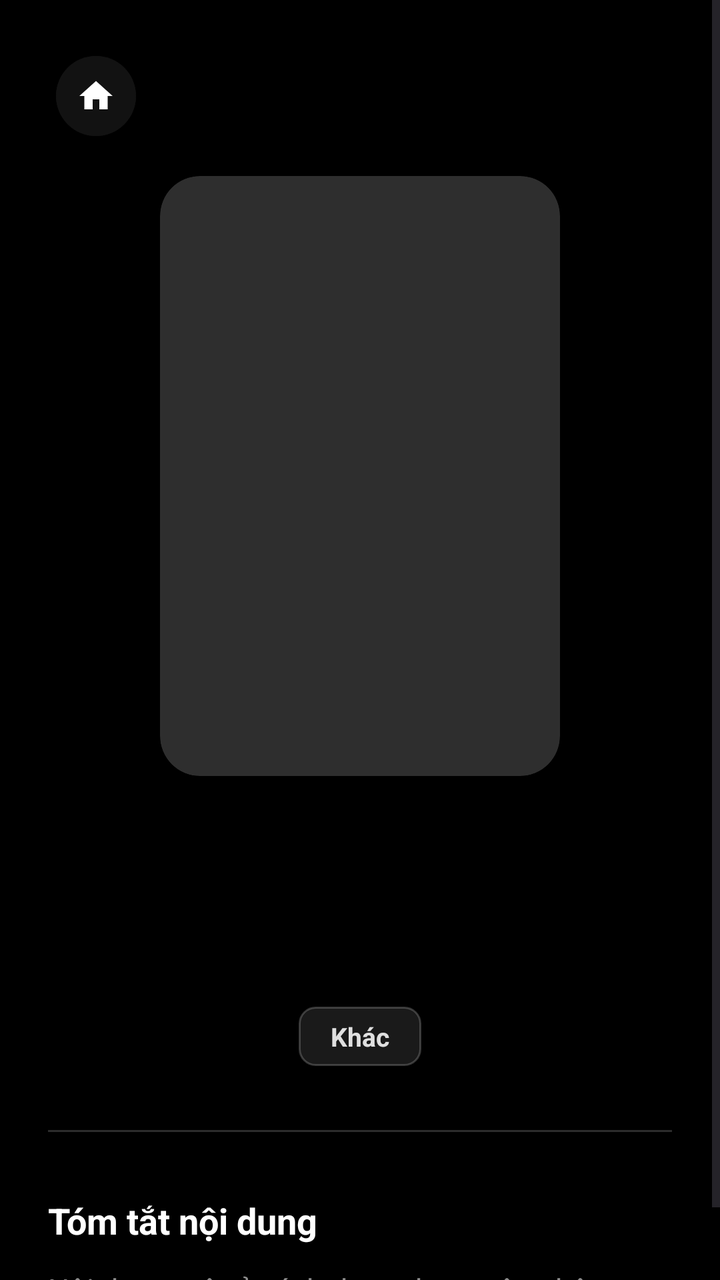
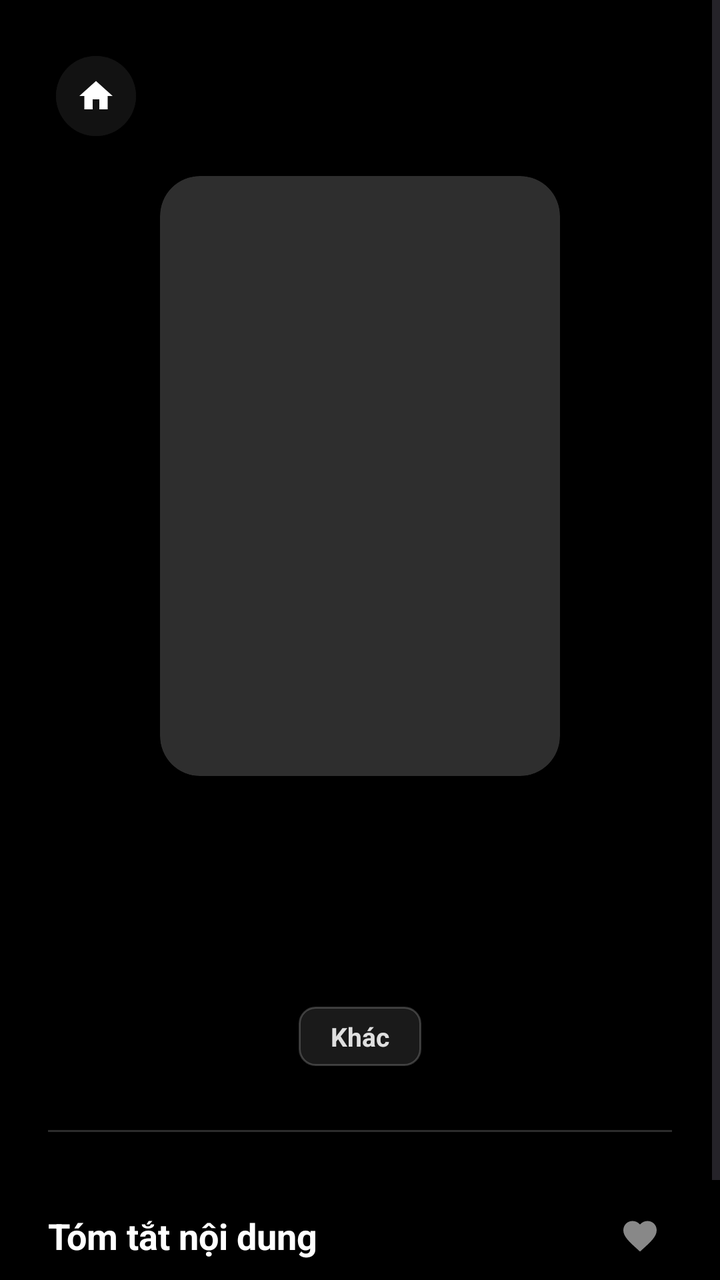

Compare the two renders of this Android layout. The source of the first and the diff that turns it into the second are given below.
<!-- AndroidManifest.xml: application theme Theme.AppReadingBook -->
<!-- res/layout/activity_book_detail.xml -->
<?xml version="1.0" encoding="utf-8"?>
<ScrollView
    xmlns:android="http://schemas.android.com/apk/res/android"
    xmlns:app="http://schemas.android.com/apk/res-auto"
    android:layout_width="match_parent"
    android:layout_height="match_parent"
    android:background="@color/background">

    <LinearLayout
        android:orientation="vertical"
        android:padding="24dp"
        android:layout_width="match_parent"
        android:layout_height="wrap_content">

        <com.google.android.material.button.MaterialButton
            android:id="@+id/btnBack"
            style="@style/Widget.Material3.Button.IconButton"
            android:layout_width="48dp"
            android:layout_height="48dp"
            android:layout_marginBottom="16dp"
            app:icon="@drawable/ic_home"
            app:iconTint="@color/white"
            android:backgroundTint="@color/surface" />

        <com.google.android.material.card.MaterialCardView
            android:layout_width="200dp"
            android:layout_height="300dp"
            android:layout_gravity="center"
            app:cardCornerRadius="20dp"
            app:cardElevation="12dp"
            app:strokeWidth="0dp">
            <ImageView
                android:id="@+id/imgBook"
                android:layout_width="match_parent"
                android:layout_height="match_parent"
                android:scaleType="centerCrop"
                android:contentDescription="Book Cover"/>
        </com.google.android.material.card.MaterialCardView>

        <TextView
            android:id="@+id/txtTitle"
            android:layout_width="match_parent"
            android:layout_height="wrap_content"
            android:layout_marginTop="32dp"
            android:textColor="@color/white"
            android:textSize="26sp"
            android:textStyle="bold"
            android:gravity="center_horizontal"/>

        <TextView
            android:id="@+id/txtAuthor"
            android:layout_width="match_parent"
            android:layout_height="wrap_content"
            android:layout_marginTop="8dp"
            android:textColor="@color/gray"
            android:textSize="18sp"
            android:gravity="center_horizontal"/>

        <TextView
            android:id="@+id/txtCategory"
            android:layout_width="wrap_content"
            android:layout_height="wrap_content"
            android:layout_gravity="center_horizontal"
            android:layout_marginTop="16dp"
            android:paddingHorizontal="16dp"
            android:paddingVertical="6dp"
            android:background="@drawable/bg_category_tag"
            android:textColor="@color/primary"
            android:textSize="13sp"
            android:textStyle="bold"
            android:text="Khác"/>

        <com.google.android.material.button.MaterialButton
            android:id="@+id/btnReadBook"
            style="@style/AppButtonStyle"
            android:layout_width="match_parent"
            android:layout_height="wrap_content"
            android:layout_marginTop="32dp"
            android:text="Bắt đầu đọc"
            android:backgroundTint="@color/primary"
            android:textColor="@color/on_primary"
            android:visibility="gone" />

        <LinearLayout
            android:id="@+id/adminControls"
            android:layout_width="match_parent"
            android:layout_height="wrap_content"
            android:orientation="horizontal"
            android:layout_marginTop="16dp"
            android:visibility="gone">

            <com.google.android.material.button.MaterialButton
                android:id="@+id/btnEditBook"
                style="@style/AppButtonStyle"
                android:layout_width="0dp"
                android:layout_height="wrap_content"
                android:layout_weight="1"
                android:layout_marginEnd="8dp"
                android:text="Sửa"
                android:backgroundTint="@color/surface"
                android:textColor="@color/white"
                app:icon="@android:drawable/ic_menu_edit" />

            <com.google.android.material.button.MaterialButton
                android:id="@+id/btnDeleteBook"
                style="@style/AppButtonStyle"
                android:layout_width="0dp"
                android:layout_height="wrap_content"
                android:layout_weight="1"
                android:text="Xóa"
                android:backgroundTint="@color/error"
                android:textColor="@color/white"
                app:icon="@android:drawable/ic_menu_delete" />
        </LinearLayout>

        <com.google.android.material.divider.MaterialDivider
            android:layout_width="match_parent"
            android:layout_height="1dp"
            app:dividerColor="@color/surface_variant"
            android:layout_marginVertical="32dp"/>

        <RelativeLayout
            android:layout_width="match_parent"
            android:layout_height="wrap_content"
            android:layout_marginBottom="12dp">
            <TextView
                android:layout_width="wrap_content"
                android:layout_height="wrap_content"
                android:text="Tóm tắt nội dung"
                android:textSize="18sp"
                android:textStyle="bold"
                android:textColor="@color/white"
                android:layout_alignParentStart="true"
                android:layout_centerVertical="true"/>

            <com.google.android.material.button.MaterialButton
                android:id="@+id/btnEditDescription"
                style="@style/Widget.Material3.Button.IconButton"
                android:layout_width="40dp"
                android:layout_height="40dp"
                android:layout_alignParentEnd="true"
                app:icon="@android:drawable/ic_menu_edit"
                app:iconTint="@color/primary"
                android:visibility="gone"/>
        </RelativeLayout>

        <TextView
            android:id="@+id/txtDescription"
            android:layout_width="match_parent"
            android:layout_height="wrap_content"
            android:text="Nội dung mô tả sách đang được cập nhật..."
            android:textColor="@color/on_surface_variant"
            android:textSize="15sp"
            android:lineSpacingExtra="6dp"
            android:alpha="0.8"/>

    </LinearLayout>
</ScrollView>
<!-- resources referenced by this layout -->
<resources>
  <color name="background">#000000</color>
  <color name="error">#CF6679</color>
  <color name="gray">#888888</color>
  <color name="on_primary">#000000</color>
  <color name="on_surface_variant">#B0B0B0</color>
  <color name="primary">#E0E0E0</color>
  <color name="surface">#121212</color>
  <color name="surface_variant">#2C2C2C</color>
  <color name="white">#FFFFFF</color>
  <!-- drawable bg_category_tag (drawable) -->
  <?xml version="1.0" encoding="utf-8"?>
  <shape xmlns:android="http://schemas.android.com/apk/res/android">
      <solid android:color="#1AFFFFFF"/>
      <corners android:radius="8dp"/>
      <stroke android:width="1dp" android:color="#33FFFFFF"/>
  </shape>
  <!-- drawable ic_home (drawable) -->
  <?xml version="1.0" encoding="utf-8"?>
  <vector xmlns:android="http://schemas.android.com/apk/res/android"
      android:width="24dp"
      android:height="24dp"
      android:viewportWidth="24"
      android:viewportHeight="24">
      <path
          android:fillColor="#E0E0E0"
          android:pathData="M10,20V14H14V20H19V12H22L12,3L2,12H5V20H10Z" />
  </vector>
  <style name="AppButtonStyle" parent="Widget.Material3.Button">
          <item name="android:layout_height">56dp</item>
          <item name="cornerRadius">12dp</item>
          <item name="android:textAllCaps">false</item>
          <item name="android:insetTop">0dp</item>
          <item name="android:insetBottom">0dp</item>
          <item name="android:textSize">16sp</item>
          <item name="android:textStyle">bold</item>
      </style>
  <style name="Theme.AppReadingBook" parent="Base.Theme.AppReadingBook" />
  <style name="Base.Theme.AppReadingBook" parent="Theme.Material3.DayNight.NoActionBar">
          
          <item name="colorPrimary">@color/primary</item>
          <item name="colorOnPrimary">@color/on_primary</item>
          <item name="colorPrimaryContainer">@color/primary_container</item>
          <item name="colorOnPrimaryContainer">@color/white</item>
  
          
          <item name="colorSecondary">@color/secondary</item>
          <item name="colorOnSecondary">@color/on_secondary</item>
  
          
          <item name="android:windowBackground">@color/background</item>
          <item name="colorSurface">@color/surface</item>
          <item name="colorOnSurface">@color/on_surface</item>
          <item name="colorSurfaceVariant">@color/surface_variant</item>
          <item name="colorOnSurfaceVariant">@color/on_surface_variant</item>
  
          
          <item name="android:statusBarColor">@color/black</item>
          <item name="android:windowLightStatusBar" tools:targetApi="m">false</item>
      </style>
  <color name="primary_container">#333333</color>
  <color name="secondary">#BB86FC</color>
  <color name="on_secondary">#000000</color>
  <color name="on_surface">#FFFFFF</color>
  <color name="black">#000000</color>
</resources>

<!-- the commit's change to res/layout/activity_book_detail.xml (unified diff, before → after) -->
@@ -99,7 +99,8 @@
                 android:text="Sửa"
                 android:backgroundTint="@color/surface"
                 android:textColor="@color/white"
-                app:icon="@android:drawable/ic_menu_edit" />
+                app:icon="@android:drawable/ic_menu_edit"
+                app:iconTint="@color/white" />
 
             <com.google.android.material.button.MaterialButton
                 android:id="@+id/btnDeleteBook"
@@ -110,7 +111,8 @@
                 android:text="Xóa"
                 android:backgroundTint="@color/error"
                 android:textColor="@color/white"
-                app:icon="@android:drawable/ic_menu_delete" />
+                app:icon="@android:drawable/ic_menu_delete"
+                app:iconTint="@color/white" />
         </LinearLayout>
 
         <com.google.android.material.divider.MaterialDivider
@@ -133,15 +135,30 @@
                 android:layout_alignParentStart="true"
                 android:layout_centerVertical="true"/>
 
-            <com.google.android.material.button.MaterialButton
-                android:id="@+id/btnEditDescription"
-                style="@style/Widget.Material3.Button.IconButton"
-                android:layout_width="40dp"
-                android:layout_height="40dp"
+            <LinearLayout
+                android:layout_width="wrap_content"
+                android:layout_height="wrap_content"
                 android:layout_alignParentEnd="true"
-                app:icon="@android:drawable/ic_menu_edit"
-                app:iconTint="@color/primary"
-                android:visibility="gone"/>
+                android:orientation="horizontal">
+
+                <com.google.android.material.button.MaterialButton
+                    android:id="@+id/btnFavorite"
+                    style="@style/Widget.Material3.Button.IconButton"
+                    android:layout_width="40dp"
+                    android:layout_height="40dp"
+                    app:icon="@drawable/ic_favorite"
+                    app:iconTint="@color/gray"
+                    android:tooltipText="Yêu thích"/>
+
+                <com.google.android.material.button.MaterialButton
+                    android:id="@+id/btnEditDescription"
+                    style="@style/Widget.Material3.Button.IconButton"
+                    android:layout_width="40dp"
+                    android:layout_height="40dp"
+                    app:icon="@android:drawable/ic_menu_edit"
+                    app:iconTint="@color/primary"
+                    android:visibility="gone"/>
+            </LinearLayout>
         </RelativeLayout>
 
         <TextView
<!-- resource entries referenced after the edit -->
@@ -16,6 +16,18 @@
       <corners android:radius="8dp"/>
       <stroke android:width="1dp" android:color="#33FFFFFF"/>
   </shape>
+  <!-- drawable ic_favorite (drawable) -->
+  <?xml version="1.0" encoding="utf-8"?>
+  <vector xmlns:android="http://schemas.android.com/apk/res/android"
+      android:width="24dp"
+      android:height="24dp"
+      android:viewportWidth="24"
+      android:viewportHeight="24"
+      android:tint="#E0E0E0">
+      <path
+          android:fillColor="@android:color/white"
+          android:pathData="M12,21.35l-1.45,-1.32C5.4,15.36 2,12.28 2,8.5 2,5.42 4.42,3 7.5,3c1.74,0 3.41,0.81 4.5,2.09C13.09,3.81 14.76,3 16.5,3 19.58,3 22,5.42 22,8.5c0,3.78 -3.4,6.86 -8.55,11.54L12,21.35z" />
+  </vector>
   <!-- drawable ic_home (drawable) -->
   <?xml version="1.0" encoding="utf-8"?>
   <vector xmlns:android="http://schemas.android.com/apk/res/android"
